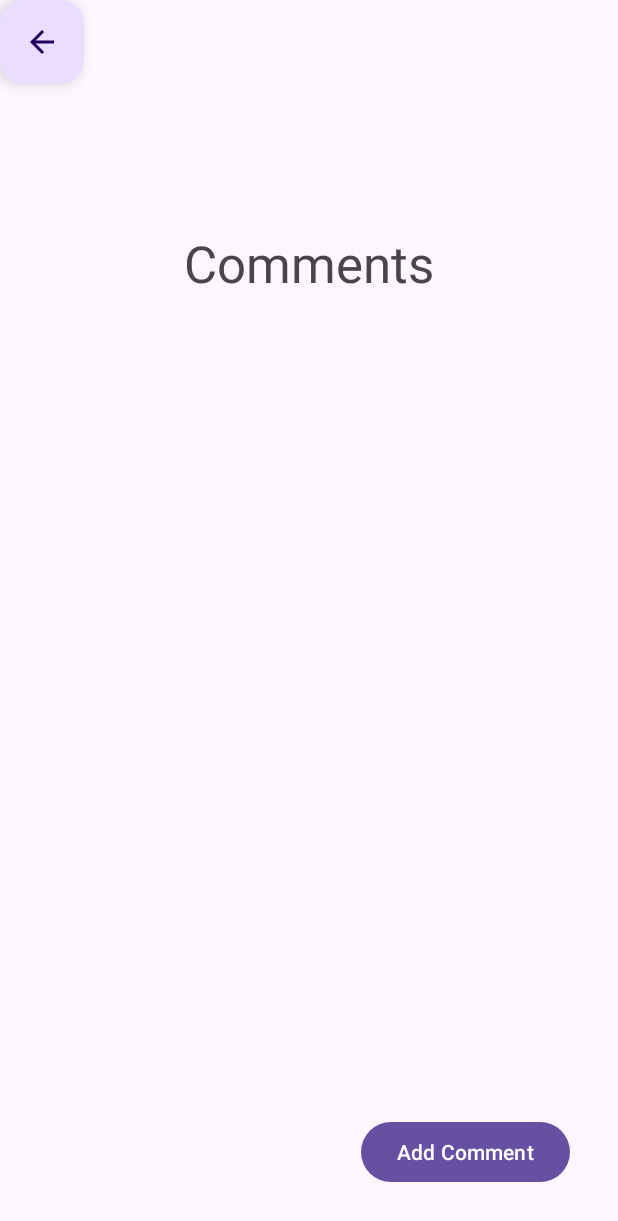
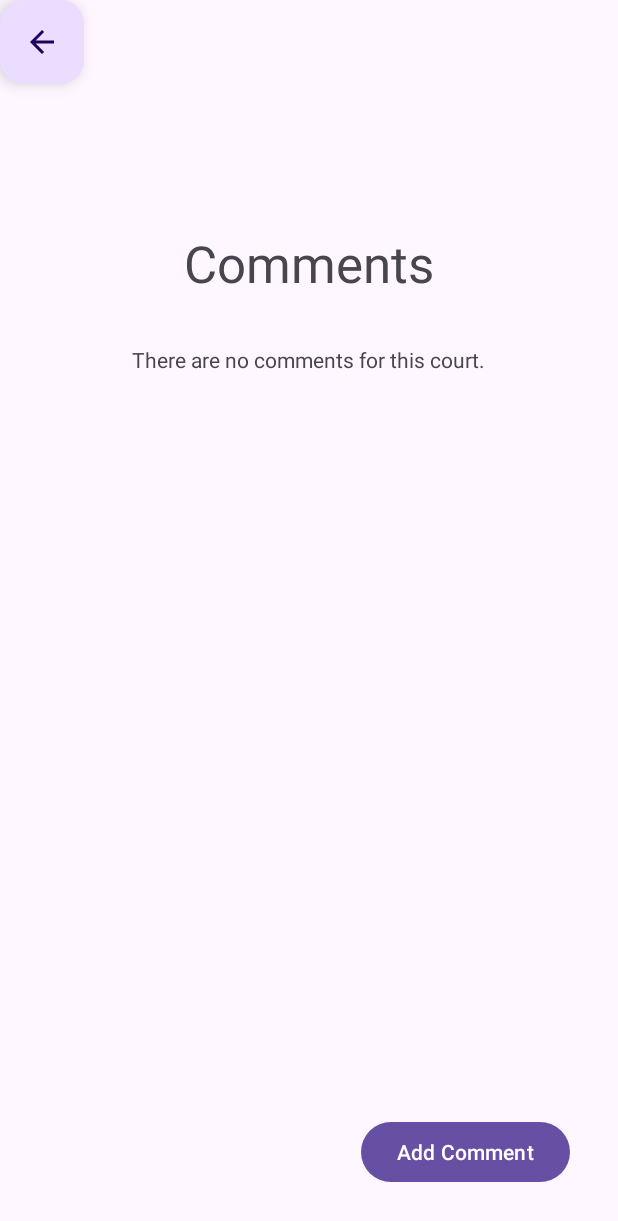
Before and after one commit to kusshsatija/Public-Tennis-Court-Availability-Tracker, an Android app: the ReadComments screen opened directly, with no data from a screen before it, on a phone screen of 412 x 824 dp. Shown: the top 1221 px of the screen. Run offline under Robolectric (Android 15) with nearby library versions, the phone set to English and light mode, and no system bars; our stand-ins replace Room's generated code.

Commit message:
Added Internal database for comments Changed how comments are displayed

```diff
--- /dev/null
+++ b/app/src/main/java/com/example/publictenniscourtavailabilitytracker/AppDatabase.java
@@ -0,0 +1,9 @@
+package com.example.publictenniscourtavailabilitytracker;
+
+import androidx.room.Database;
+import androidx.room.RoomDatabase;
+
+@Database(entities = {Comment.class}, version = 1)
+public abstract class AppDatabase extends RoomDatabase {
+    public abstract CommentDao userDao();
+}
--- a/app/src/main/java/com/example/publictenniscourtavailabilitytracker/Comment.java
+++ b/app/src/main/java/com/example/publictenniscourtavailabilitytracker/Comment.java
@@ -1,22 +1,39 @@
 package com.example.publictenniscourtavailabilitytracker;
+
+import androidx.room.ColumnInfo;
+import androidx.room.Entity;
+import androidx.room.PrimaryKey;
+import androidx.room.TypeConverters;
 
 import java.util.Date;
 
+@Entity
 public class Comment {
+    @PrimaryKey(autoGenerate = true)
+    public int id;
+
+    @ColumnInfo(name="author")
     public String author;
-    public int rating;
-    public String comment;
+    @ColumnInfo(name="rating")
+    public float rating;
+    @ColumnInfo(name="comment_text")
+    public String commentText;
+    @ColumnInfo(name="date")
+    @TypeConverters(DateConverter.class)
     public Date date;
+    @ColumnInfo(name="court_name")
+    public String court;
 
 
-    public Comment(String author, int rating, String comment){
-        this(author, rating, comment, new Date());
+    public Comment(String author, float rating, String commentText, String court){
+        this(author, rating, commentText, new Date(), court);
     }
 
-    private Comment(String author, int rating, String comment, Date date) {
+    private Comment(String author, float rating, String commentText, Date date, String court) {
         this.author = author;
         this.rating = rating;
-        this.comment = comment;
+        this.commentText = commentText;
         this.date = date;
+        this.court = court;
     }
 }
--- /dev/null
+++ b/app/src/main/java/com/example/publictenniscourtavailabilitytracker/CommentDao.java
@@ -0,0 +1,32 @@
+package com.example.publictenniscourtavailabilitytracker;
+
+import androidx.room.Dao;
+import androidx.room.Delete;
+import androidx.room.Insert;
+import androidx.room.Query;
+
+import java.util.List;
+
+@Dao
+public interface CommentDao {
+    @Query("SELECT * FROM comment")
+    List<Comment> getAll();
+
+    @Query("SELECT * FROM comment WHERE id IN (:userIds)")
+    List<Comment> loadAllByIds(int[] userIds);
+
+    @Query("SELECT * FROM comment WHERE author = :author")
+    Comment findByName(String author);
+
+    @Query("SELECT * FROM comment WHERE court_name LIKE :court")
+    List<Comment> listByCourt(String court);
+
+    @Insert
+    void insertAll(Comment... comments);
+
+    @Insert
+    void insert(Comment comment);
+
+    @Delete
+    void delete(Comment comment);
+}
--- a/app/src/main/java/com/example/publictenniscourtavailabilitytracker/ReadComments.java
+++ b/app/src/main/java/com/example/publictenniscourtavailabilitytracker/ReadComments.java
@@ -1,40 +1,40 @@
 package com.example.publictenniscourtavailabilitytracker;
 
-import static android.app.PendingIntent.getActivity;
-
 import android.content.Intent;
+import android.content.res.Resources;
 import android.os.Bundle;
+import android.util.AttributeSet;
 import android.view.View;
 import android.widget.LinearLayout;
-import android.widget.ScrollView;
+import android.widget.RatingBar;
 import android.widget.Space;
 import android.widget.TextView;
 
 import androidx.activity.EdgeToEdge;
+import androidx.annotation.StyleRes;
 import androidx.appcompat.app.AppCompatActivity;
 import androidx.core.graphics.Insets;
 import androidx.core.view.ViewCompat;
 import androidx.core.view.WindowInsetsCompat;
+import androidx.recyclerview.widget.LinearLayoutManager;
+import androidx.recyclerview.widget.RecyclerView;
+import androidx.room.Room;
 
-import org.w3c.dom.Text;
-
+import java.text.DateFormat;
+import java.text.SimpleDateFormat;
 import java.util.HashMap;
 import java.util.LinkedList;
+import java.util.List;
+import java.util.NoSuchElementException;
 
 public class ReadComments extends AppCompatActivity {
-    public static HashMap<String, LinkedList<Comment>> courtComments = new HashMap<String, LinkedList<Comment>>();
-    private LinkedList<Comment> comments;
     private String courtName;
+
 
     @Override
     protected void onResume(){
         super.onResume();
-        if(comments==null){
-            comments = courtComments.get(courtName);
-        }
-        if(comments!=null && !comments.isEmpty()){
         updateComments();
-        }
     }
     @Override
     protected void onCreate(Bundle savedInstanceState) {
@@ -47,68 +47,107 @@ public class ReadComments extends AppCompatActivity {
             return insets;
         });
 
-        LinkedList<Comment> list1 = new LinkedList<>();
-        list1.add(new Comment("author1", 5,"comment1"));
-        list1.add(new Comment("author2", 3, "comment2"));
-        list1.add(new Comment("author3", 3, "comment3"));
-        courtComments.put("Kinsmen Park", list1);
-        LinkedList<Comment> list2 = new LinkedList<>();
-        list2.add(new Comment("author1", 2, "comment1"));
-        list2.add(new Comment("author2", 3,"comment2"));
-        list2.add(new Comment("author3",2, "comment3"));
-        courtComments.put("Summerside Park", list2);
 
         Intent intent = getIntent();
         courtName = intent.getStringExtra("courtName");
 
         TextView textView = findViewById(R.id.courtNameText);
         textView.setText(courtName);
-
-        comments = courtComments.get(courtName);
-
-        if(comments==null || comments.isEmpty()){
-            TextView text = new TextView(this);
-            text.setText(R.string.no_comment);
-
-            ScrollView scrollView = findViewById(R.id.commentsView);
-
-            ((LinearLayout)scrollView.getChildAt(0)).addView(text);
-        } else{
         updateComments();
-        }
-
-
-
     }
 
     public void addCommentPage(View v){
         Intent intent = new Intent(this, CreateComment.class);
         intent.putExtra("courtName", courtName);
         startActivity(intent);
+    }
 
-        if(comments!=null && !comments.isEmpty()){
-            updateComments();
+    public void updateComments(){
+        AppDatabase db = Room.databaseBuilder(getApplicationContext(),
+                AppDatabase.class, "comments").allowMainThreadQueries().build();
+        CommentDao commentDao = db.userDao();
+
+        List<Comment> commentList = commentDao.listByCourt(courtName);
+        if(commentList==null||commentList.isEmpty()){
+            TextView textView = findViewById(R.id.noCommentsText);
+            textView.setText(R.string.no_comment);
+        }else {
+            RecyclerView recyclerView = findViewById(R.id.commentsView);
+            recyclerView.setLayoutManager(new LinearLayoutManager(this));
+            recyclerView.setAdapter(new CommentAdapter(commentList));
         }
+
     }
+
+
+    /*
     public void updateComments(){
-        if(comments==null){
-            comments = courtComments.get(courtName);
-        }
-        ScrollView scrollView = findViewById(R.id.commentsView);
-        LinearLayout linearLayout = (LinearLayout) scrollView.getChildAt(0);
+        AppDatabase db = Room.databaseBuilder(getApplicationContext(),
+                AppDatabase.class, "comments").allowMainThreadQueries().build();
+        CommentDao userDao = db.userDao();
+
+        LinearLayout linearLayout = findViewById(R.id.commentsHolder);
         linearLayout.removeAllViewsInLayout();
-        for(Comment comment : comments){
+
+        try{
+            List<Comment> comments = userDao.listByCourt(courtName);
+            if(comments==null || comments.isEmpty()){
+                TextView text = new TextView(this);
+                text.setText(R.string.no_comment);
+
+
+                linearLayout.addView(text);
+            }else {
+                linearLayout.removeAllViewsInLayout();
+                for (Comment comment : comments) {
                     TextView author = new TextView(this);
                     author.setText(comment.author);
+                    Space space = new Space(this);
+                    space.setMinimumHeight(10);
+                    LinearLayout layout = new LinearLayout(this);
+                    layout.setOrientation(LinearLayout.HORIZONTAL);
+
+
+                    RatingBar ratingBar = new RatingBar(this);
+                    ratingBar.setRating(comment.rating);
+                    ratingBar.setIsIndicator(true);
+                    ratingBar.setScaleX((float) 0.3);
+                    ratingBar.setScaleY((float) 0.3);
+                    ratingBar.setNumStars(5);
+                    ratingBar.setProgressDrawable(@drawable/ratingbar_small_material);
+                    ratingBar.setIndeterminateDrawable(R.drawable.ratingbar_small_materials);
+                    layout.addView(ratingBar);
+
+
+                    TextView dateText = new TextView(this);
+                    dateText.setText(comment.date.toString());
+                    layout.addView(dateText);
+
                     TextView commentText = new TextView(this);
-            commentText.setText(comment.comment);
+                    commentText.setText(comment.commentText);
+                    Space space2 = new Space(this);
+                    space2.setMinimumHeight(30);
 
 
                     linearLayout.addView(author);
+                    linearLayout.addView(space);
+                    linearLayout.addView(layout);
                     linearLayout.addView(commentText);
-            linearLayout.addView(new Space(this));
+                    linearLayout.addView(space2);
                 }
             }
+
+        } catch (NoSuchElementException e){
+            TextView text = new TextView(this);
+            text.setText(R.string.no_comment);
+
+            linearLayout.addView(text);
+        }
+
+
+
+    }
+    */
 
     public void back(View v){
         finish();
--- a/app/src/main/res/layout/activity_read_comments.xml
+++ b/app/src/main/res/layout/activity_read_comments.xml
@@ -29,11 +29,14 @@
         app:layout_constraintStart_toStartOf="parent"
         app:layout_constraintTop_toBottomOf="@+id/courtNameText" />
 
+    <!--
     <ScrollView
         android:id="@+id/commentsView"
         android:layout_width="0dp"
         android:layout_height="0dp"
+        android:layout_marginStart="16dp"
         android:layout_marginTop="32dp"
+        android:layout_marginEnd="16dp"
         android:layout_marginBottom="32dp"
         android:contentDescription="@string/scroll_view_for_comments"
         app:layout_constraintBottom_toTopOf="@+id/addCommentButton"
@@ -45,8 +48,39 @@
             android:id="@+id/commentsHolder"
             android:layout_width="match_parent"
             android:layout_height="wrap_content"
-            android:orientation="vertical" />
+            android:orientation="vertical">
+
+            <Space
+                android:layout_width="match_parent"
+                android:layout_height="20dp" />
+        </LinearLayout>
     </ScrollView>
+-->
+
+    <androidx.recyclerview.widget.RecyclerView
+        android:id="@+id/commentsView"
+        android:layout_width="0dp"
+        android:layout_height="0dp"
+        android:layout_marginStart="16dp"
+        android:layout_marginTop="32dp"
+        android:layout_marginEnd="16dp"
+        android:layout_marginBottom="32dp"
+        android:contentDescription="@string/scroll_view_for_comments"
+        app:layout_constraintBottom_toTopOf="@+id/addCommentButton"
+        app:layout_constraintEnd_toEndOf="parent"
+        app:layout_constraintStart_toStartOf="parent"
+        app:layout_constraintTop_toBottomOf="@+id/courtCommentHeader"/>
+
+    <TextView
+        android:id="@+id/noCommentsText"
+        android:layout_width="wrap_content"
+        android:layout_height="wrap_content"
+        android:layout_marginStart="16dp"
+        android:layout_marginTop="32dp"
+        android:layout_marginEnd="16dp"
+        app:layout_constraintEnd_toEndOf="parent"
+        app:layout_constraintStart_toStartOf="parent"
+        app:layout_constraintTop_toBottomOf="@+id/courtCommentHeader" />
 
     <Button
         android:id="@+id/addCommentButton"
```
Also changed, not shown: app/build.gradle.kts (+18 -0 lines), app/src/main/java/com/example/publictenniscourtavailabilitytracker/CommentAdapter.java (added, +92 -0 lines), app/src/main/java/com/example/publictenniscourtavailabilitytracker/CreateComment.java (+9 -8 lines), app/src/main/java/com/example/publictenniscourtavailabilitytracker/DateConverter.java (added, +16 -0 lines), app/src/main/res/layout/activity_create_comment.xml (+18 -6 lines), app/src/main/res/layout/comment_item.xml (added, +30 -0 lines), gradle/libs.versions.toml (+9 -0 lines). Lines whose indentation alone changed are shown as unchanged.
